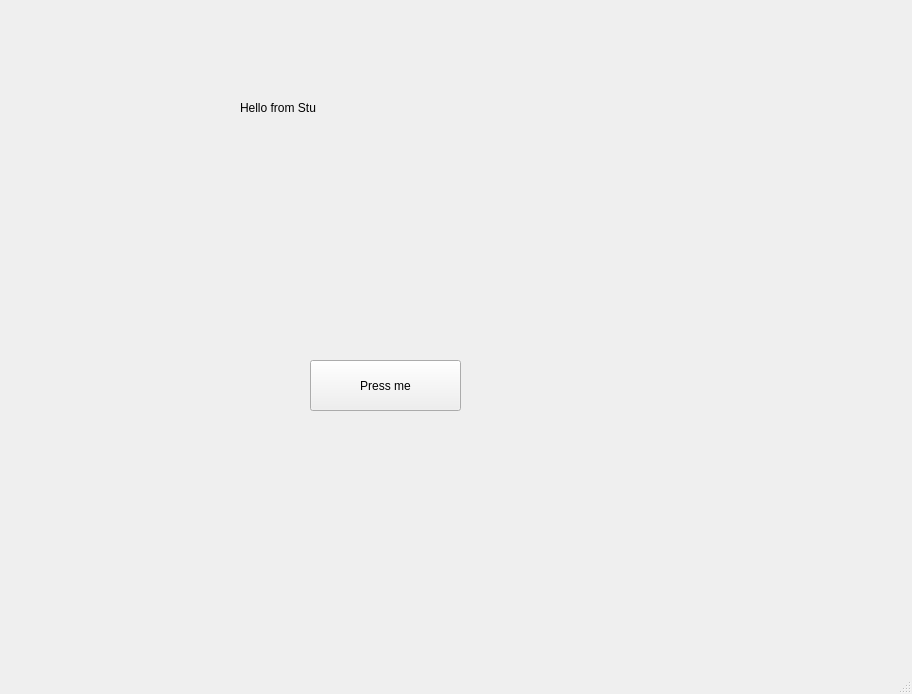
First picture: the form in ui/test.ui, repository sjbuk/Python-Test, before the edit.
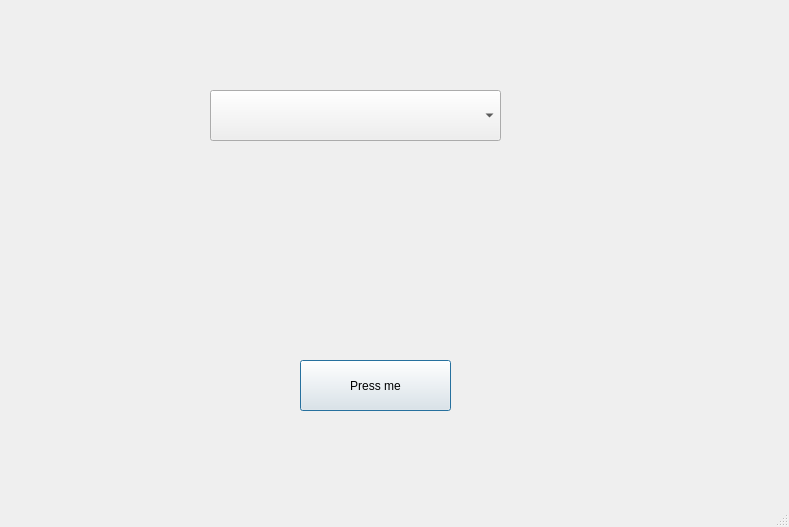
Second picture: the form after the edit.

What changed in the file:
```diff
--- a/ui/test.ui
+++ b/ui/test.ui
@@ -6,8 +6,8 @@
    <rect>
     <x>0</x>
     <y>0</y>
-    <width>912</width>
-    <height>694</height>
+    <width>789</width>
+    <height>527</height>
    </rect>
   </property>
   <property name="windowTitle">
@@ -17,7 +17,7 @@
    <widget class="QPushButton" name="button01">
     <property name="geometry">
      <rect>
-      <x>310</x>
+      <x>300</x>
       <y>360</y>
       <width>151</width>
       <height>51</height>
@@ -26,19 +26,25 @@
     <property name="text">
      <string>Press me</string>
     </property>
+    <property name="autoDefault">
+     <bool>true</bool>
+    </property>
+    <property name="default">
+     <bool>true</bool>
+    </property>
+    <property name="flat">
+     <bool>false</bool>
+    </property>
    </widget>
-   <widget class="QLabel" name="label01">
+   <widget class="QComboBox" name="comboBox">
     <property name="geometry">
      <rect>
-      <x>240</x>
-      <y>100</y>
-      <width>191</width>
-      <height>16</height>
+      <x>210</x>
+      <y>90</y>
+      <width>291</width>
+      <height>51</height>
      </rect>
     </property>
-    <property name="text">
-     <string>Hello from Stu</string>
-    </property>
    </widget>
   </widget>
   <widget class="QMenuBar" name="menubar">
```
Left out of the diff: 7 changed lines with no effect on the pictures.
